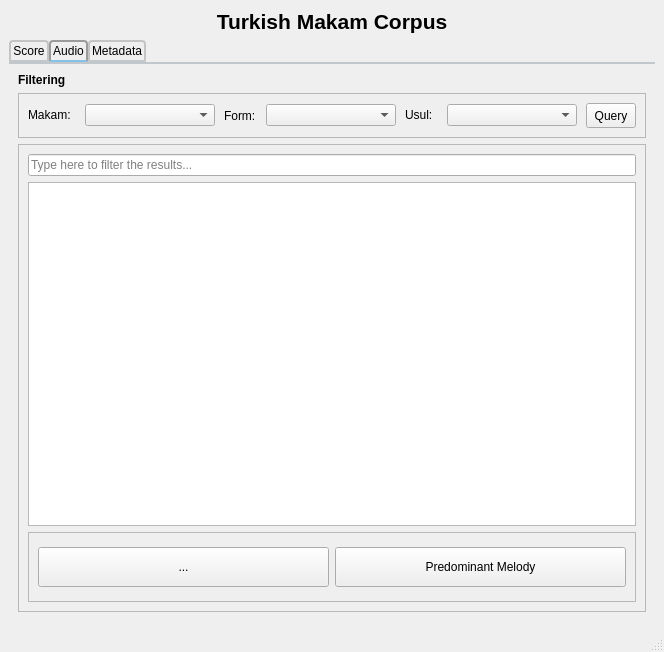
Old version of the form ui_files/qt_designs/makam_main.ui in the repository MTG/dunya-desktop.
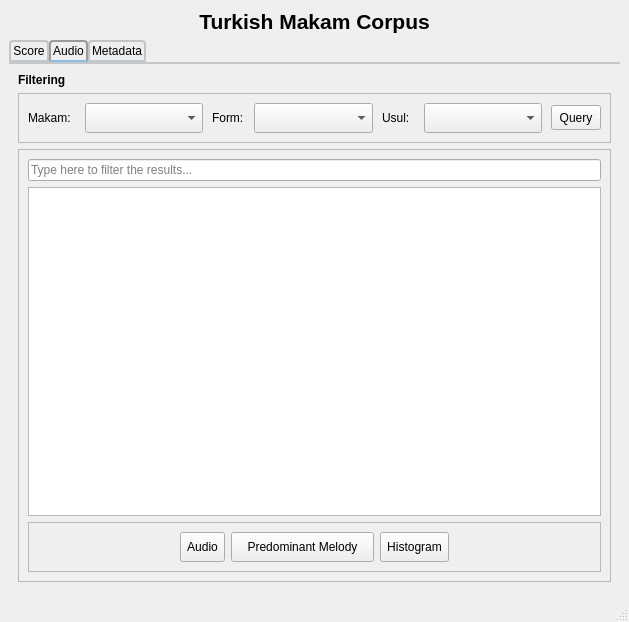
New version of the form. Icons and pictures are not drawn.

Commit message: New design -added new icons to the resources -new design is converted to the python

Diff of the .ui file:
```diff
--- a/ui_files/qt_designs/makam_main.ui
+++ b/ui_files/qt_designs/makam_main.ui
@@ -6,8 +6,8 @@
    <rect>
     <x>0</x>
     <y>0</y>
-    <width>664</width>
-    <height>652</height>
+    <width>629</width>
+    <height>622</height>
    </rect>
   </property>
   <property name="baseSize">
@@ -27,8 +27,8 @@
     <normaloff>:/compmusic/icons/compmusic-logo-black.png</normaloff>:/compmusic/icons/compmusic-logo-black.png</iconset>
   </property>
   <widget class="QWidget" name="centralwidget_makam">
-   <layout class="QVBoxLayout" name="verticalLayout">
-    <item>
+   <layout class="QGridLayout" name="gridLayout_4">
+    <item row="0" column="0">
      <widget class="QLabel" name="label_makam">
       <property name="text">
        <string>&lt;html&gt;&lt;head/&gt;&lt;body&gt;&lt;p&gt;&lt;span style=&quot; font-size:16pt; font-weight:600;&quot;&gt;Turkish Makam Corpus&lt;/span&gt;&lt;/p&gt;&lt;/body&gt;&lt;/html&gt;</string>
@@ -41,7 +41,7 @@
       </property>
      </widget>
     </item>
-    <item>
+    <item row="1" column="0">
      <widget class="QTabWidget" name="tabWidget_makam_corpus">
       <property name="styleSheet">
        <string notr="true">QTabWidget::pane { /* The tab widget frame */
@@ -156,7 +156,17 @@
               </widget>
              </item>
              <item>
-              <widget class="QComboBox" name="comboBox_makam"/>
+              <widget class="QComboBox" name="comboBox_makam">
+               <property name="minimumSize">
+                <size>
+                 <width>0</width>
+                 <height>30</height>
+                </size>
+               </property>
+               <property name="statusTip">
+                <string>Select makam</string>
+               </property>
+              </widget>
              </item>
              <item>
               <spacer name="horizontalSpacer_makam_form">
@@ -191,7 +201,17 @@
               </widget>
              </item>
              <item>
-              <widget class="QComboBox" name="comboBox_form"/>
+              <widget class="QComboBox" name="comboBox_form">
+               <property name="minimumSize">
+                <size>
+                 <width>0</width>
+                 <height>30</height>
+                </size>
+               </property>
+               <property name="statusTip">
+                <string>Select form</string>
+               </property>
+              </widget>
              </item>
              <item>
               <spacer name="horizontalSpacer_form_usul">
@@ -232,7 +252,17 @@
               </widget>
              </item>
              <item>
-              <widget class="QComboBox" name="comboBox_usul"/>
+              <widget class="QComboBox" name="comboBox_usul">
+               <property name="minimumSize">
+                <size>
+                 <width>0</width>
+                 <height>30</height>
+                </size>
+               </property>
+               <property name="statusTip">
+                <string>Select usul</string>
+               </property>
+              </widget>
              </item>
              <item>
               <spacer name="horizontalSpacer">
@@ -315,10 +345,22 @@
            </item>
            <item row="1" column="0">
             <widget class="QFrame" name="frame">
+             <property name="sizePolicy">
+              <sizepolicy hsizetype="Expanding" vsizetype="Fixed">
+               <horstretch>0</horstretch>
+               <verstretch>0</verstretch>
+              </sizepolicy>
+             </property>
              <property name="minimumSize">
               <size>
                <width>0</width>
-               <height>70</height>
+               <height>45</height>
+              </size>
+             </property>
+             <property name="maximumSize">
+              <size>
+               <width>16777215</width>
+               <height>60</height>
               </size>
              </property>
              <property name="frameShape">
@@ -327,13 +369,24 @@
              <property name="frameShadow">
               <enum>QFrame::Raised</enum>
              </property>
-             <layout class="QGridLayout" name="gridLayout_3">
-              <item row="0" column="0">
                <layout class="QHBoxLayout" name="horizontalLayout">
+              <item>
+               <spacer name="horizontalSpacer_features_left">
+                <property name="orientation">
+                 <enum>Qt::Horizontal</enum>
+                </property>
+                <property name="sizeHint" stdset="0">
+                 <size>
+                  <width>40</width>
+                  <height>20</height>
+                 </size>
+                </property>
+               </spacer>
+              </item>
                 <item>
                  <widget class="QToolButton" name="toolButton_download_audio">
                   <property name="sizePolicy">
-                   <sizepolicy hsizetype="Expanding" vsizetype="Fixed">
+                 <sizepolicy hsizetype="Fixed" vsizetype="Fixed">
                     <horstretch>0</horstretch>
                     <verstretch>0</verstretch>
                    </sizepolicy>
@@ -341,16 +394,37 @@
                   <property name="minimumSize">
                    <size>
                     <width>0</width>
-                    <height>40</height>
-                   </size>
-                  </property>
+                  <height>30</height>
+                 </size>
+                </property>
+                <property name="maximumSize">
+                 <size>
+                  <width>75</width>
+                  <height>35</height>
+                 </size>
+                </property>
+                <property name="statusTip">
+                 <string>Download the selected audio recordings</string>
+                </property>
                   <property name="text">
-                   <string>...</string>
+                 <string>Audio</string>
                   </property>
                   <property name="icon">
                    <iconset resource="resources.qrc">
                     <normaloff>:/compmusic/icons/sound-waves.svg</normaloff>:/compmusic/icons/sound-waves.svg</iconset>
                   </property>
+                <property name="iconSize">
+                 <size>
+                  <width>18</width>
+                  <height>18</height>
+                 </size>
+                </property>
+                <property name="checkable">
+                 <bool>false</bool>
+                </property>
+                <property name="toolButtonStyle">
+                 <enum>Qt::ToolButtonTextBesideIcon</enum>
+                </property>
                  </widget>
                 </item>
                 <item>
@@ -364,15 +438,65 @@
                   <property name="minimumSize">
                    <size>
                     <width>0</width>
-                    <height>40</height>
+                  <height>30</height>
+                 </size>
+                </property>
+                <property name="maximumSize">
+                 <size>
+                  <width>180</width>
+                  <height>35</height>
                    </size>
                   </property>
                   <property name="text">
                    <string>Predominant Melody</string>
                   </property>
-                 </widget>
-                </item>
-               </layout>
+                <property name="icon">
+                 <iconset resource="resources.qrc">
+                  <normaloff>:/compmusic/icons/pdm_icon.png</normaloff>:/compmusic/icons/pdm_icon.png</iconset>
+                </property>
+                <property name="iconSize">
+                 <size>
+                  <width>23</width>
+                  <height>23</height>
+                 </size>
+                </property>
+                <property name="toolButtonStyle">
+                 <enum>Qt::ToolButtonTextBesideIcon</enum>
+                </property>
+               </widget>
+              </item>
+              <item>
+               <widget class="QToolButton" name="toolButton_histogram">
+                <property name="minimumSize">
+                 <size>
+                  <width>0</width>
+                  <height>30</height>
+                 </size>
+                </property>
+                <property name="text">
+                 <string>Histogram</string>
+                </property>
+                <property name="icon">
+                 <iconset resource="resources.qrc">
+                  <normaloff>:/compmusic/icons/bozkurt_pcd.svg</normaloff>:/compmusic/icons/bozkurt_pcd.svg</iconset>
+                </property>
+                <property name="toolButtonStyle">
+                 <enum>Qt::ToolButtonTextBesideIcon</enum>
+                </property>
+               </widget>
+              </item>
+              <item>
+               <spacer name="horizontalSpacer_features_right">
+                <property name="orientation">
+                 <enum>Qt::Horizontal</enum>
+                </property>
+                <property name="sizeHint" stdset="0">
+                 <size>
+                  <width>40</width>
+                  <height>20</height>
+                 </size>
+                </property>
+               </spacer>
               </item>
              </layout>
             </widget>
```
Left out of the diff: 5 changed lines with no effect on the pictures. Lines whose indentation alone changed are shown as unchanged. The commit also changes 4 other files.
